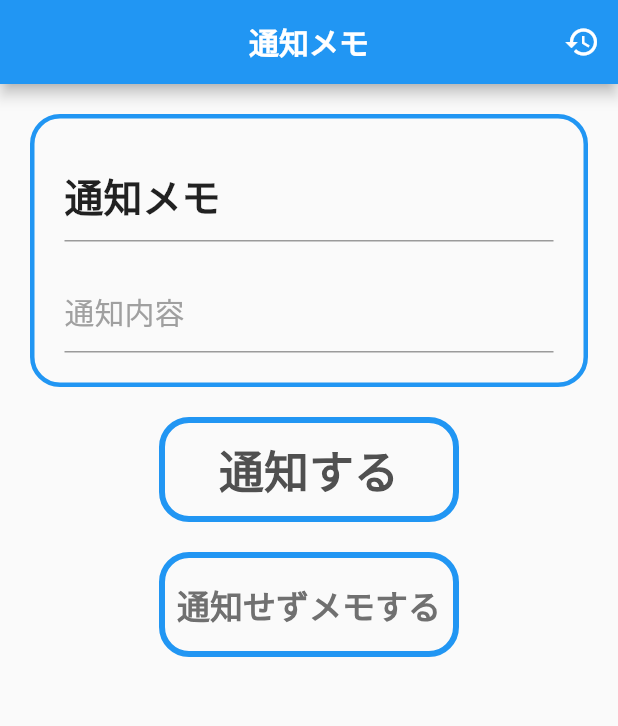
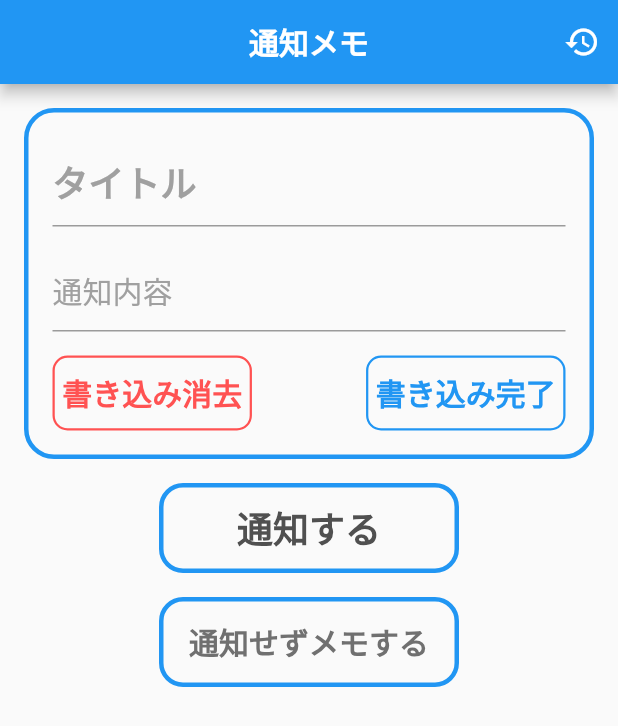
Before and after one commit to thoth000/simple_notification, a Flutter app: the screen it shows after launch, on a phone screen of 412 x 824 dp. Shown: the top 726 px of the screen. Run offline on Flutter 3.47's test engine with Material 2 defaults, Android fonts, the light colour scheme and no system bars; our stand-ins replace flutter_local_notifications, shared_preferences, vibration.

Commit message:
version_change

```diff
--- a/lib/pages/home/input_Widget.dart
+++ b/lib/pages/home/input_Widget.dart
@@ -19,9 +19,9 @@ class _InputWidgetState extends State<InputWidget> {
   void initState() {
     super.initState();
     contentEditingController = TextEditingController();
-    titleEditingController = TextEditingController(text: "通知メモ");
+    titleEditingController = TextEditingController(text: "");
     content = "";
-    title = "通知メモ";
+    title = "";
     Future(() async {
       prefs = await SharedPreferences.getInstance();
     });
@@ -50,8 +50,8 @@ class _InputWidgetState extends State<InputWidget> {
     return Column(
       children: [
         Container(
-          margin: EdgeInsets.all(20),
-          padding: EdgeInsets.all(20),
+          margin: EdgeInsets.all(16),
+          padding: EdgeInsets.all(16),
           decoration: BoxDecoration(
             border: Border.all(
               color: Colors.blue,
@@ -70,7 +70,7 @@ class _InputWidgetState extends State<InputWidget> {
                   ),
                 ),
                 style: TextStyle(
-                  fontSize: 26,
+                  fontSize: 24,
                   fontWeight: FontWeight.bold,
                 ),
                 onChanged: (input) {
@@ -82,7 +82,7 @@ class _InputWidgetState extends State<InputWidget> {
                 },
               ),
               const SizedBox(
-                height: 20,
+                height: 16,
               ),
               TextField(
                 decoration: InputDecoration(
@@ -91,6 +91,8 @@ class _InputWidgetState extends State<InputWidget> {
                     color: Color(0xFFA0A0A0),
                   ),
                 ),
+                minLines: 1,
+                maxLines: 10,
                 controller: contentEditingController,
                 style: TextStyle(
                   fontSize: 20,
@@ -99,21 +101,85 @@ class _InputWidgetState extends State<InputWidget> {
                   content = input;
                 },
               ),
+              const SizedBox(
+                height: 16,
+              ),
+              Row(
+                mainAxisAlignment: MainAxisAlignment.spaceBetween,
+                children: [
+                  Container(
+                    height: 50,
+                    decoration: BoxDecoration(
+                      border: Border.all(
+                        color: Colors.redAccent,
+                        width: 1.5,
+                      ),
+                      borderRadius: BorderRadius.circular(10),
+                    ),
+                    child: InkWell(
+                      onTap: (){
+                        title="";
+                        content="";
+                        titleEditingController.clear();
+                        contentEditingController.clear();
+                        FocusScope.of(context).unfocus();
+                      },
+                      radius: 10,
+                      child: Center(
+                        child: Text(
+                          " 書き込み消去 ",
+                          style: TextStyle(
+                            fontSize: 20,
+                            fontWeight: FontWeight.bold,
+                            color: Colors.redAccent,
+                          ),
+                        ),
+                      ),
+                    ),
+                  ),
+                  Container(
+                    height: 50,
+                    decoration: BoxDecoration(
+                      border: Border.all(
+                        color: Colors.blue,
+                        width: 1.5,
+                      ),
+                      borderRadius: BorderRadius.circular(10),
+                    ),
+                    child: InkWell(
+                      onTap: (){
+                        FocusScope.of(context).unfocus();
+                      },
+                      radius: 10,
+                      child: Center(
+                        child: Text(
+                          " 書き込み完了 ",
+                          style: TextStyle(
+                            fontSize: 20,
+                            fontWeight: FontWeight.bold,
+                            color: Colors.blue,
+                          ),
+                        ),
+                      ),
+                    ),
+                  ),
+                ],
+              ),
             ],
           ),
         ),
         Container(
-          height: 70,
+          height: 60,
           width: 200,
           decoration: BoxDecoration(
             border: Border.all(
               color: Colors.blue,
-              width: 4,
+              width: 3,
             ),
-            borderRadius: BorderRadius.circular(20),
+            borderRadius: BorderRadius.circular(16),
           ),
           child: InkWell(
-            borderRadius: BorderRadius.circular(15),
+            borderRadius: BorderRadius.circular(16),
             onTap: () async {
               final int noteID = await saveNotification(
                 title: title,
@@ -125,13 +191,13 @@ class _InputWidgetState extends State<InputWidget> {
                 noteID: noteID,
               );
               contentEditingController.clear();
-              titleEditingController.text = "通知メモ";
+              titleEditingController.clear();
             },
             child: Center(
               child: Text(
                 "通知する",
                 style: TextStyle(
-                  fontSize: 30,
+                  fontSize: 24,
                   fontWeight: FontWeight.bold,
                   color: const Color(0xFF505050),
                 ),
@@ -140,33 +206,33 @@ class _InputWidgetState extends State<InputWidget> {
           ),
         ),
         SizedBox(
-          height: 20,
+          height: 16,
         ),
         Container(
-          height: 70,
+          height: 60,
           width: 200,
           decoration: BoxDecoration(
             border: Border.all(
               color: Colors.blue,
-              width: 4,
+              width: 3,
             ),
-            borderRadius: BorderRadius.circular(20),
+            borderRadius: BorderRadius.circular(16),
           ),
           child: InkWell(
-            borderRadius: BorderRadius.circular(15),
+            borderRadius: BorderRadius.circular(16),
             onTap: () async {
               await saveNotification(
                 title: title,
                 content: content,
               );
               contentEditingController.clear();
-              titleEditingController.text = "通知メモ";
+              titleEditingController.clear();
             },
             child: Center(
               child: Text(
                 "通知せずメモする",
                 style: TextStyle(
-                  fontSize: 22,
+                  fontSize: 20,
                   fontWeight: FontWeight.bold,
                   color: const Color(0xFF707070),
                 ),
--- a/pubspec.yaml
+++ b/pubspec.yaml
@@ -3,7 +3,7 @@ description: A new Flutter application.
 
 publish_to: 'none'
 
-version: 1.0.0+1
+version: 1.0.1+2
 
 environment:
   sdk: ">=2.7.0 <3.0.0"
```
Also changed, not shown: 1 other file.
